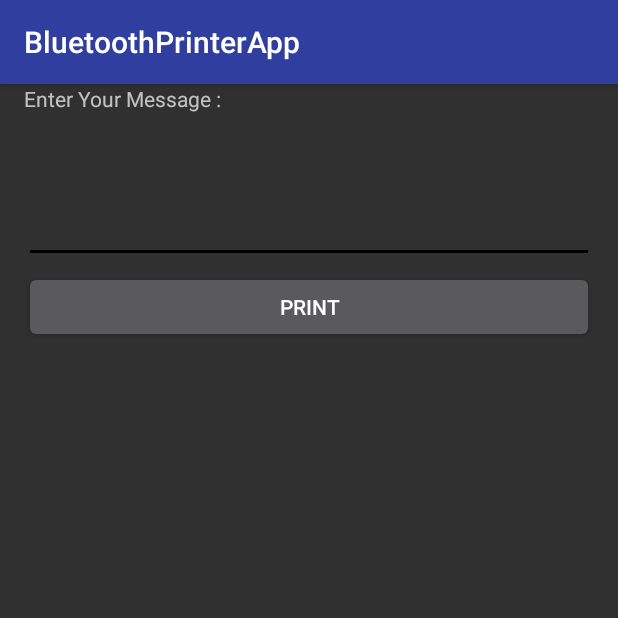
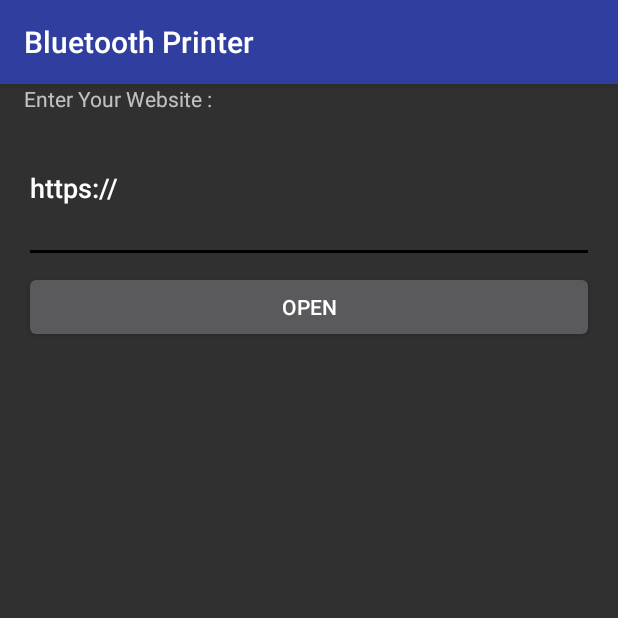
Before and after one commit to TeodorKostadinov/BluetoothPrinterApp, an Android app: the screen it shows after launch (MainActivity), on a phone screen of 412 x 824 dp, the top half of it. Run offline under Robolectric (Android 15) with nearby library versions, the phone set to English and light mode, and no system bars; our stand-ins replace ButterKnife.

Commit message:
Retrofix added, toast for printer added, sitename enter by the user

```diff
--- a/BluetoothPrinterApp/app/build.gradle
+++ b/BluetoothPrinterApp/app/build.gradle
@@ -23,4 +23,6 @@ dependencies {
     compile fileTree(dir: 'libs', include: ['*.jar'])
     testCompile 'junit:junit:4.12'
     compile 'com.android.support:appcompat-v7:23.1.1'
+    compile 'com.squareup.retrofit2:retrofit:2.0.0-beta3'
+    compile 'com.jakewharton:butterknife:7.0.1'
 }
--- a/BluetoothPrinterApp/app/src/main/java/com/inveitix/bluetoothprinterapp/MainActivity.java
+++ b/BluetoothPrinterApp/app/src/main/java/com/inveitix/bluetoothprinterapp/MainActivity.java
@@ -2,34 +2,38 @@ package com.inveitix.bluetoothprinterapp;
 
 import android.Manifest;
 import android.app.Activity;
+import android.app.ProgressDialog;
+import android.content.Context;
 import android.content.pm.PackageManager;
-import android.os.AsyncTask;
 import android.os.Bundle;
 
-import java.io.BufferedReader;
 import java.io.IOException;
-import java.io.InputStreamReader;
 import java.io.OutputStream;
 
 import android.bluetooth.BluetoothSocket;
 import android.content.Intent;
 import android.support.v4.app.ActivityCompat;
 import android.support.v4.content.ContextCompat;
-import android.util.Log;
 import android.view.View;
 import android.view.View.OnClickListener;
+import android.view.inputmethod.InputMethodManager;
 import android.widget.Button;
 import android.widget.EditText;
+import android.widget.TextView;
 import android.widget.Toast;
 
-import org.apache.http.HttpResponse;
-import org.apache.http.client.HttpClient;
-import org.apache.http.client.methods.HttpGet;
-import org.apache.http.impl.client.DefaultHttpClient;
-import org.apache.http.protocol.BasicHttpContext;
-import org.apache.http.protocol.HttpContext;
+import butterknife.Bind;
+import butterknife.ButterKnife;
+import butterknife.OnClick;
+import okhttp3.ResponseBody;
+import retrofit2.Call;
+import retrofit2.Callback;
+import retrofit2.Response;
+import retrofit2.Retrofit;
+import retrofit2.http.GET;
 
 public class MainActivity extends Activity {
+
     private static final int PERMISSIONS_REQUEST_BLUETOOTH = 1;
     private static final String TAG_REQUEST_PERMISSION = "Request permission";
     private static final int PERMISSIONS_REQUEST_INTERNET = 0;
@@ -37,37 +41,77 @@ public class MainActivity extends Activity {
     private static final int PERMISSIONS_REQUEST_LOCATION = 3;
     private static BluetoothSocket btsocket;
     private static OutputStream btoutputstream;
-    /**
-     * Called when the activity is first created.
-     */
-    EditText message;
-    Button printbtn;
+
     byte FONT_TYPE;
+    @Bind(R.id.et_web_address)
+    EditText etWebAddress;
+    @Bind(R.id.printButton)
+    Button btnPrint;
+    @Bind(R.id.textView)
+    TextView textView;
+    private ProgressDialog dialog;
 
     @Override
     public void onCreate(Bundle savedInstanceState) {
         super.onCreate(savedInstanceState);
         setContentView(R.layout.main);
-        message = (EditText) findViewById(R.id.message);
-        printbtn = (Button) findViewById(R.id.printButton);
+        ButterKnife.bind(this);
         checkPermissions();
-
-        new FeedTask().execute();
-        printbtn.setOnClickListener(new OnClickListener() {
-
-            @Override
-            public void onClick(View v) {
-                connect();
-            }
-        });
     }
 
+    @OnClick(R.id.button)
+    public void downloadContent() {
+        if (!etWebAddress.getText().toString().equals("")) {
+            Retrofit retrofit = new Retrofit.Builder()
+                    .baseUrl(etWebAddress.getText().toString())
+                    .build();
+
+            HttpService service = retrofit.create(HttpService.class);
+            Call<ResponseBody> result = service.getContent();
+            result.enqueue(new Callback<ResponseBody>() {
+                @Override
+                public void onResponse(Response<ResponseBody> response) {
+                    try {
+                        closeKeyboard();
+                        textView.setText(response.body().string());
+                        btnPrint.setVisibility(View.VISIBLE);
+                        dialog.cancel();
+                    } catch (IOException e) {
+                        e.printStackTrace();
+                    }
+                }
+
+                @Override
+                public void onFailure(Throwable t) {
+                }
+            });
+        }
+    }
+
+    private void closeKeyboard() {
+        View view = this.getCurrentFocus();
+        if (view != null) {
+            InputMethodManager imm = (InputMethodManager) getSystemService(Context.INPUT_METHOD_SERVICE);
+            imm.hideSoftInputFromWindow(view.getWindowToken(), 0);
+        }
+    }
+
+    @OnClick(R.id.button)
+    public void loadingContent() {
+        dialog = new ProgressDialog(MainActivity.this);
+        dialog.setProgressStyle(ProgressDialog.STYLE_SPINNER);
+        dialog.setMessage("Downloading. Please wait...");
+        dialog.setIndeterminate(true);
+        dialog.setCanceledOnTouchOutside(false);
+        dialog.show();
+    }
+
+    @OnClick(R.id.printButton)
     protected void connect() {
         if (btsocket == null) {
             Intent BTIntent = new Intent(getApplicationContext(), BTDeviceList.class);
             this.startActivityForResult(BTIntent, BTDeviceList.REQUEST_CONNECT_BT);
         } else {
-
             OutputStream opstream = null;
             try {
                 opstream = btsocket.getOutputStream();
@@ -76,9 +120,7 @@ public class MainActivity extends Activity {
             }
             btoutputstream = opstream;
             print_bt();
-
         }
-
     }
 
     private void print_bt() {
@@ -88,12 +130,10 @@ public class MainActivity extends Activity {
             } catch (InterruptedException e) {
                 e.printStackTrace();
             }
-
             btoutputstream = btsocket.getOutputStream();
-
             byte[] printformat = {0x1B, 0x21, FONT_TYPE};
             btoutputstream.write(printformat);
-            String msg = message.getText().toString();
+            String msg = textView.getText().toString();
             btoutputstream.write(msg.getBytes());
             btoutputstream.write(0x0D);
             btoutputstream.write(0x0D);
@@ -102,7 +142,6 @@ public class MainActivity extends Activity {
         } catch (IOException e) {
             e.printStackTrace();
         }
-
     }
 
     @Override
@@ -130,41 +169,37 @@ public class MainActivity extends Activity {
                 ContextCompat.checkSelfPermission(this, Manifest.permission.ACCESS_COARSE_LOCATION);
 
         if (permissionCheck == PackageManager.PERMISSION_DENIED) {
-            message.setText(R.string.no_bluetooth_permissions);
+            etWebAddress.setText(R.string.no_bluetooth_permissions);
             if (ActivityCompat.shouldShowRequestPermissionRationale(this,
                     Manifest.permission.BLUETOOTH)) {
                 Toast.makeText(MainActivity.this, TAG_REQUEST_PERMISSION, Toast.LENGTH_SHORT).show();
-
             } else {
                 requestBTPermission();
             }
             return false;
         } else if (permissionInternet == PackageManager.PERMISSION_DENIED) {
-            message.setText(R.string.no_internet_permissions);
+            etWebAddress.setText(R.string.no_internet_permissions);
             if (ActivityCompat.shouldShowRequestPermissionRationale(this,
                     Manifest.permission.INTERNET)) {
                 Toast.makeText(MainActivity.this, TAG_REQUEST_PERMISSION, Toast.LENGTH_SHORT).show();
-
             } else {
                 requestInternetPermission();
             }
             return false;
         } else if (permissionBTAdmin == PackageManager.PERMISSION_DENIED) {
-            message.setText(R.string.no_bt_admin_permissions);
+            etWebAddress.setText(R.string.no_bt_admin_permissions);
             if (ActivityCompat.shouldShowRequestPermissionRationale(this,
                     Manifest.permission.INTERNET)) {
                 Toast.makeText(MainActivity.this, TAG_REQUEST_PERMISSION, Toast.LENGTH_SHORT).show();
-
             } else {
                 requestBTAdminPermission();
             }
             return false;
         } else if (permissionLocation == PackageManager.PERMISSION_DENIED) {
-            message.setText(R.string.no_location_permissions);
+            etWebAddress.setText(R.string.no_location_permissions);
             if (ActivityCompat.shouldShowRequestPermissionRationale(this,
                     Manifest.permission.ACCESS_COARSE_LOCATION)) {
                 Toast.makeText(MainActivity.this, TAG_REQUEST_PERMISSION, Toast.LENGTH_SHORT).show();
-
             } else {
                 requestLocationPermission();
             }
@@ -206,54 +241,14 @@ public class MainActivity extends Activity {
             if (btsocket != null) {
                 print_bt();
             }
-
         } catch (Exception e) {
             e.printStackTrace();
         }
     }
 
-    class FeedTask extends AsyncTask<Void, Void, String> {
 
-        @Override
-        protected String doInBackground(Void... params) {
-            HttpClient httpClient = new DefaultHttpClient();
-            HttpContext localContext = new BasicHttpContext();
-            HttpGet httpGet = new HttpGet("http://www.olx.bg");
-            HttpResponse response = null;
-            try {
-                response = httpClient.execute(httpGet, localContext);
-            } catch (IOException e) {
-                e.printStackTrace();
-            }
-            String result = "";
-
-            BufferedReader reader = null;
-            try {
-                reader = new BufferedReader(
-                        new InputStreamReader(
-                                response.getEntity().getContent()
-                        )
-                );
-            } catch (IOException e) {
-                e.printStackTrace();
-            }
-
-            String line = null;
-            try {
-                while ((line = reader.readLine()) != null) {
-                    result += line + "\n";
-                }
-            } catch (IOException e) {
-                e.printStackTrace();
-            }
-            return result;
-        }
-
-        @Override
-        protected void onPostExecute(String s) {
-            super.onPostExecute(s);
-            message.setText(s);
-            Log.e("Test", s);
-        }
+    public interface HttpService {
+        @GET("/")
+        Call<ResponseBody> getContent();
     }
 }
--- a/BluetoothPrinterApp/app/src/main/res/layout/main.xml
+++ b/BluetoothPrinterApp/app/src/main/res/layout/main.xml
@@ -1,29 +1,53 @@
 <?xml version="1.0" encoding="utf-8"?>
-<RelativeLayout xmlns:android="http://schemas.android.com/apk/res/android"
+<LinearLayout xmlns:android="http://schemas.android.com/apk/res/android"
     android:layout_width="fill_parent"
     android:layout_height="fill_parent"
+    android:orientation="vertical"
     android:paddingLeft="16dp"
-    android:paddingRight="16dp">
+    android:paddingRight="16dp"
+    android:weightSum="1">
 
     <TextView
-        android:id="@+id/msgtextlbl"
+        android:id="@+id/txt_lbl"
         android:layout_width="match_parent"
         android:layout_height="wrap_content"
-        android:text="Enter Your Message : "></TextView>
+        android:text="@string/lbl_enter_website" />
 
     <EditText
-        android:id="@+id/message"
+        android:id="@+id/et_web_address"
         android:layout_width="fill_parent"
         android:layout_height="100dp"
-        android:layout_below="@+id/msgtextlbl"
-        android:text=""></EditText>
+        android:hint="@string/hint_website"
+        android:text="@string/txt_http" />
+
+    <Button
+        android:id="@+id/button"
+        android:layout_width="fill_parent"
+        android:layout_height="wrap_content"
+        android:layout_gravity="center_horizontal"
+        android:text="Open"
+        android:layout_marginTop="5dp"
+        android:layout_marginBottom="5dp"/>
+
+    <ScrollView
+        android:layout_width="352dp"
+        android:layout_height="0dp"
+        android:layout_weight="0.90">
+
+        <TextView
+            android:id="@+id/textView"
+            android:layout_width="match_parent"
+            android:layout_height="match_parent" />
+    </ScrollView>
 
     <Button
         android:id="@+id/printButton"
         android:layout_width="fill_parent"
         android:layout_height="wrap_content"
-        android:layout_below="@+id/message"
-        android:layout_centerHorizontal="true"
-        android:layout_marginTop="5dip"
-        android:text="Print"></Button>
-</RelativeLayout>
+        android:layout_gravity="center_horizontal"
+        android:layout_marginTop="5dp"
+        android:text="@string/txt_print"
+        android:visibility="invisible"/>
+
+
+</LinearLayout>
--- a/BluetoothPrinterApp/app/src/main/res/values/strings.xml
+++ b/BluetoothPrinterApp/app/src/main/res/values/strings.xml
@@ -1,8 +1,12 @@
 <resources>
-    <string name="app_name">BluetoothPrinterApp</string>
+    <string name="app_name">Bluetooth Printer</string>
     <string name="no_bluetooth_permissions">No bluetooth permission</string>
     <string name="no_probes_found">No text found</string>
     <string name="no_internet_permissions">No internet permissions</string>
     <string name="no_bt_admin_permissions">No Bluetooth Admin Permission</string>
     <string name="no_location_permissions">No location permissions</string>
+    <string name="lbl_enter_website">Enter Your Website :</string>
+    <string name="txt_http">https://</string>
+    <string name="txt_print">Print</string>
+    <string name="hint_website">https://www.yourwebsite.com</string>
 </resources>
```
Also changed, not shown: BluetoothPrinterApp/app/src/main/java/com/inveitix/bluetoothprinterapp/BTDeviceList.java (+25 -18 lines), BluetoothPrinterApp/app/src/main/res/mipmap-hdpi/ic_launcher.png, BluetoothPrinterApp/app/src/main/res/mipmap-mdpi/ic_launcher.png, BluetoothPrinterApp/app/src/main/res/mipmap-xhdpi/ic_launcher.png, BluetoothPrinterApp/app/src/main/res/mipmap-xxhdpi/ic_launcher.png, BluetoothPrinterApp/app/src/main/res/mipmap-xxxhdpi/ic_launcher.png.
